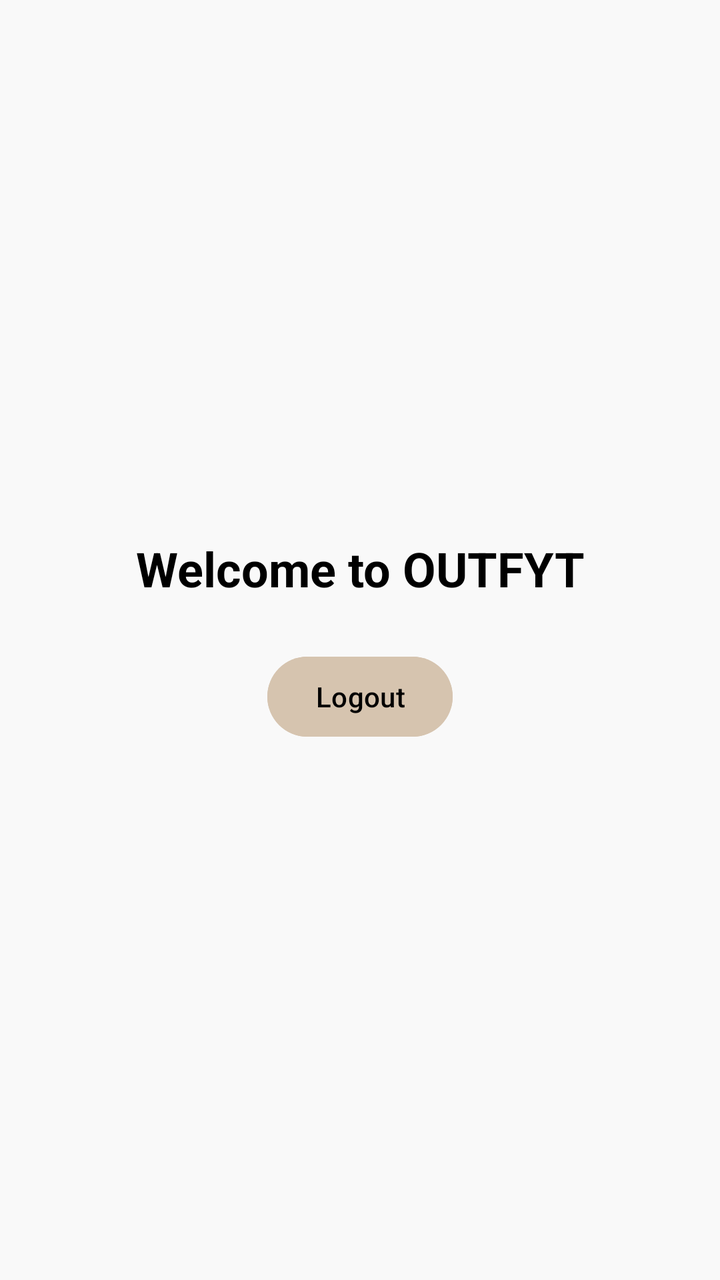
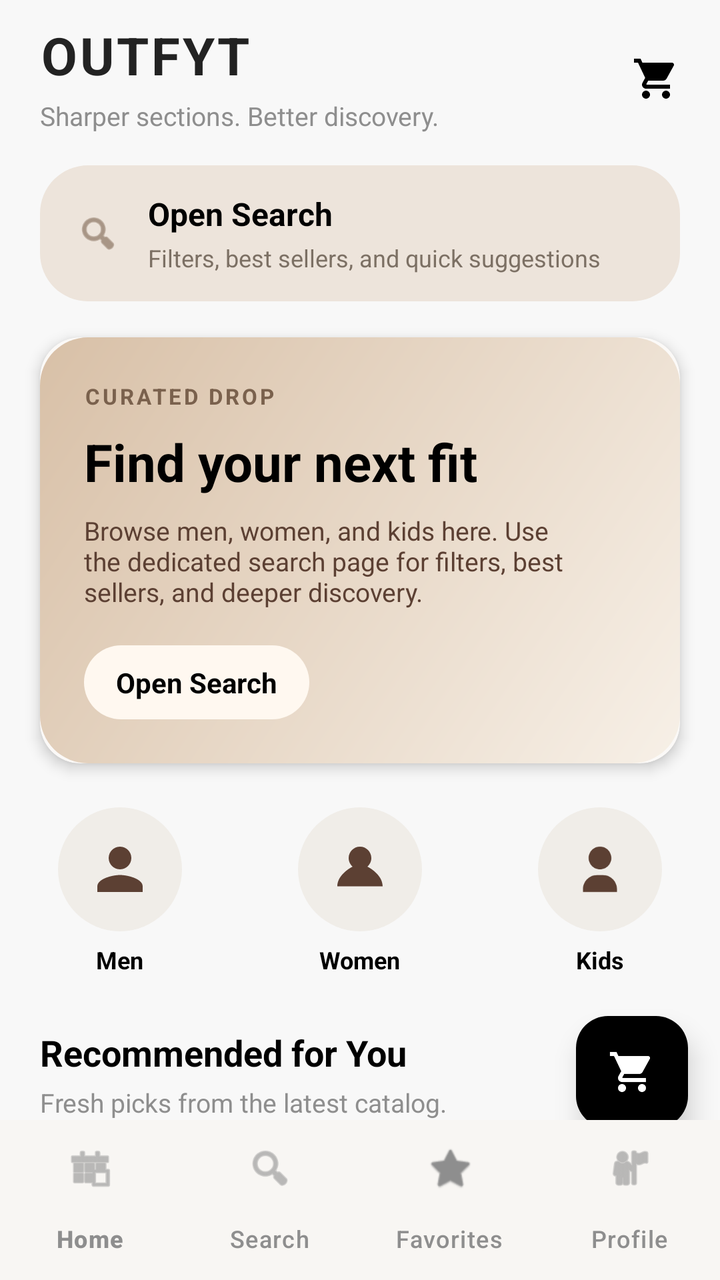

An Android layout rendered at two revisions. The XML below is the earlier revision; the diff shows what the commit changed to produce the second picture.
<!-- AndroidManifest.xml: application theme Theme.Outfy -->
<!-- res/layout/activity_home.xml -->
<?xml version="1.0" encoding="utf-8"?>
<androidx.constraintlayout.widget.ConstraintLayout xmlns:android="http://schemas.android.com/apk/res/android"
    xmlns:app="http://schemas.android.com/apk/res-auto"
    xmlns:tools="http://schemas.android.com/tools"
    android:id="@+id/main"
    android:layout_width="match_parent"
    android:layout_height="match_parent"
    android:background="#F9F9F9"
    tools:context=".HomeActivity">

    <TextView
        android:id="@+id/tvWelcome"
        android:layout_width="wrap_content"
        android:layout_height="wrap_content"
        android:text="Welcome to OUTFYT"
        android:textColor="@color/black"
        android:textSize="24sp"
        android:textStyle="bold"
        app:layout_constraintBottom_toTopOf="@id/btnLogout"
        app:layout_constraintEnd_toEndOf="parent"
        app:layout_constraintStart_toStartOf="parent"
        app:layout_constraintTop_toTopOf="parent"
        app:layout_constraintVertical_chainStyle="packed" />

    <Button
        android:id="@+id/btnLogout"
        android:layout_width="wrap_content"
        android:layout_height="wrap_content"
        android:layout_marginTop="24dp"
        android:backgroundTint="#D6C4AF"
        android:text="Logout"
        android:textAllCaps="false"
        android:textColor="@color/black"
        app:layout_constraintBottom_toBottomOf="parent"
        app:layout_constraintEnd_toEndOf="parent"
        app:layout_constraintStart_toStartOf="parent"
        app:layout_constraintTop_toBottomOf="@id/tvWelcome" />

</androidx.constraintlayout.widget.ConstraintLayout>
<!-- resources referenced by this layout -->
<resources>
  <color name="black">#FF000000</color>
  <style name="Base.Theme.Outfy" parent="Theme.Material3.DayNight.NoActionBar">
  
          
          <item name="colorPrimary">#D6C4AF</item>
          <item name="colorSecondary">#D6C4AF</item>
          <item name="colorTertiary">#D6C4AF</item>
  
          
          <item name="colorControlActivated">#D6C4AF</item>
          <item name="colorControlHighlight">#D6C4AF</item>
          <item name="colorControlNormal">#999999</item>
  
      </style>
  <!-- unchanged entries left out for length: 1 -->
</resources>

<!-- the commit's change to res/layout/activity_home.xml (unified diff, before → after) -->
@@ -1,39 +1,334 @@
 <?xml version="1.0" encoding="utf-8"?>
-<androidx.constraintlayout.widget.ConstraintLayout xmlns:android="http://schemas.android.com/apk/res/android"
+<androidx.coordinatorlayout.widget.CoordinatorLayout xmlns:android="http://schemas.android.com/apk/res/android"
     xmlns:app="http://schemas.android.com/apk/res-auto"
     xmlns:tools="http://schemas.android.com/tools"
     android:id="@+id/main"
     android:layout_width="match_parent"
     android:layout_height="match_parent"
-    android:background="#F9F9F9"
-    tools:context=".HomeActivity">
-
-    <TextView
-        android:id="@+id/tvWelcome"
+    android:background="@color/app_bg">
+
+    <LinearLayout
+        android:layout_width="match_parent"
+        android:layout_height="match_parent"
+        android:orientation="vertical">
+
+        
+        <RelativeLayout
+            android:layout_width="match_parent"
+            android:layout_height="wrap_content"
+            android:paddingStart="20dp"
+            android:paddingTop="10dp"
+            android:paddingEnd="20dp"
+            android:paddingBottom="12dp">
+
+            <LinearLayout
+                android:layout_width="wrap_content"
+                android:layout_height="wrap_content"
+                android:orientation="vertical">
+
+                <TextView
+                    android:layout_width="wrap_content"
+                    android:layout_height="wrap_content"
+                    android:text="OUTFYT"
+                    android:textColor="#222222"
+                    android:textSize="26sp"
+                    android:textStyle="bold"
+                    android:letterSpacing="0.05" />
+
+                <TextView
+                    android:layout_width="wrap_content"
+                    android:layout_height="wrap_content"
+                    android:layout_marginTop="4dp"
+                    android:text="@string/home_header_subtitle"
+                    android:textColor="@color/gray_text"
+                    android:textSize="13sp" />
+            </LinearLayout>
+
+            <ImageView
+                android:id="@+id/ivCart"
+                android:layout_width="24dp"
+                android:layout_height="24dp"
+                android:layout_alignParentEnd="true"
+                android:layout_centerVertical="true"
+                android:src="@drawable/ic_cart"
+                app:tint="#000000" />
+        </RelativeLayout>
+
+        
+        <LinearLayout
+            android:id="@+id/searchEntry"
+            android:layout_width="match_parent"
+            android:layout_height="wrap_content"
+            android:layout_marginHorizontal="20dp"
+            android:layout_marginTop="4dp"
+            android:background="@drawable/bg_search_new"
+            android:clickable="true"
+            android:focusable="true"
+            android:foreground="?attr/selectableItemBackground"
+            android:gravity="center_vertical"
+            android:minHeight="68dp"
+            android:orientation="horizontal"
+            android:paddingHorizontal="18dp"
+            android:paddingVertical="12dp">
+
+            <ImageView
+                android:layout_width="22dp"
+                android:layout_height="22dp"
+                android:src="@android:drawable/ic_menu_search"
+                app:tint="#7A614D" />
+
+            <LinearLayout
+                android:layout_width="0dp"
+                android:layout_height="wrap_content"
+                android:layout_marginStart="14dp"
+                android:layout_weight="1"
+                android:orientation="vertical">
+
+                <TextView
+                    android:layout_width="wrap_content"
+                    android:layout_height="wrap_content"
+                    android:text="@string/home_search_title"
+                    android:textColor="#000000"
+                    android:textSize="16sp"
+                    android:textStyle="bold" />
+
+                <TextView
+                    android:layout_width="wrap_content"
+                    android:layout_height="wrap_content"
+                    android:layout_marginTop="3dp"
+                    android:text="@string/home_search_subtitle"
+                    android:textColor="#7C7064"
+                    android:textSize="12sp" />
+            </LinearLayout>
+        </LinearLayout>
+
+        
+        <androidx.core.widget.NestedScrollView
+            android:id="@+id/homeNestedScroll"
+            android:layout_width="match_parent"
+            android:layout_height="0dp"
+            android:layout_weight="1">
+
+            <LinearLayout
+                android:layout_width="match_parent"
+                android:layout_height="wrap_content"
+                android:orientation="vertical"
+                android:paddingBottom="80dp">
+
+                
+                <com.google.android.material.card.MaterialCardView
+                    android:layout_width="match_parent"
+                    android:layout_height="wrap_content"
+                    android:layout_marginTop="18dp"
+                    android:layout_marginHorizontal="20dp"
+                    app:cardCornerRadius="20dp"
+                    app:strokeWidth="0dp"
+                    app:cardElevation="4dp">
+
+                    <LinearLayout
+                        android:layout_width="match_parent"
+                        android:layout_height="match_parent"
+                        android:background="@drawable/bg_home_hero"
+                        android:orientation="vertical"
+                        android:padding="22dp">
+
+                        <TextView
+                            android:layout_width="wrap_content"
+                            android:layout_height="wrap_content"
+                            android:text="@string/home_hero_eyebrow"
+                            android:textColor="#7A614D"
+                            android:textSize="11sp"
+                            android:textStyle="bold"
+                            android:letterSpacing="0.12" />
+
+                        <TextView
+                            android:layout_width="wrap_content"
+                            android:layout_height="wrap_content"
+                            android:layout_marginTop="8dp"
+                            android:text="@string/home_hero_title"
+                            android:textSize="26sp"
+                            android:textColor="#000000"
+                            android:textStyle="bold" />
+
+                        <TextView
+                            android:layout_width="240dp"
+                            android:layout_height="wrap_content"
+                            android:layout_marginTop="8dp"
+                            android:text="@string/home_hero_subtitle"
+                            android:textColor="#5C4033"
+                            android:textSize="13sp" />
+
+                        <TextView
+                            android:id="@+id/btnShopBanner"
+                            android:layout_width="wrap_content"
+                            android:layout_height="wrap_content"
+                            android:layout_marginTop="18dp"
+                            android:background="@drawable/bg_hero_cta"
+                            android:paddingHorizontal="16dp"
+                            android:paddingVertical="9dp"
+                            android:text="@string/shop_the_drop"
+                            android:textColor="#000000"
+                            android:textStyle="bold" />
+                    </LinearLayout>
+                </com.google.android.material.card.MaterialCardView>
+
+                
+                <LinearLayout
+                    android:layout_width="match_parent"
+                    android:layout_height="wrap_content"
+                    android:orientation="horizontal"
+                    android:gravity="center"
+                    android:paddingTop="22dp">
+
+                    <LinearLayout
+                        android:id="@+id/btnMen"
+                        android:layout_width="0dp"
+                        android:layout_height="wrap_content"
+                        android:layout_weight="1"
+                        android:gravity="center"
+                        android:orientation="vertical">
+                        <ImageView
+                            android:layout_width="62dp"
+                            android:layout_height="62dp"
+                            android:background="@drawable/bg_category_circle"
+                            android:padding="14dp"
+                            android:src="@drawable/ic_men"
+                            app:tint="#5C4033" />
+                        <TextView
+                            android:layout_width="wrap_content"
+                            android:layout_height="wrap_content"
+                            android:layout_marginTop="6dp"
+                            android:text="@string/section_men"
+                            android:textSize="12sp"
+                            android:textColor="#000000"
+                            android:textStyle="bold" />
+                    </LinearLayout>
+
+                    <LinearLayout
+                        android:id="@+id/btnWomen"
+                        android:layout_width="0dp"
+                        android:layout_height="wrap_content"
+                        android:layout_weight="1"
+                        android:gravity="center"
+                        android:orientation="vertical">
+                        <ImageView
+                            android:layout_width="62dp"
+                            android:layout_height="62dp"
+                            android:background="@drawable/bg_category_circle"
+                            android:padding="14dp"
+                            android:src="@drawable/ic_women"
+                            app:tint="#5C4033" />
+                        <TextView
+                            android:layout_width="wrap_content"
+                            android:layout_height="wrap_content"
+                            android:layout_marginTop="6dp"
+                            android:text="@string/section_women"
+                            android:textSize="12sp"
+                            android:textColor="#000000"
+                            android:textStyle="bold" />
+                    </LinearLayout>
+
+                    <LinearLayout
+                        android:id="@+id/btnKids"
+                        android:layout_width="0dp"
+                        android:layout_height="wrap_content"
+                        android:layout_weight="1"
+                        android:gravity="center"
+                        android:orientation="vertical">
+                        <ImageView
+                            android:layout_width="62dp"
+                            android:layout_height="62dp"
+                            android:background="@drawable/bg_category_circle"
+                            android:padding="14dp"
+                            android:src="@drawable/ic_kids"
+                            app:tint="#5C4033" />
+                        <TextView
+                            android:layout_width="wrap_content"
+                            android:layout_height="wrap_content"
+                            android:layout_marginTop="6dp"
+                            android:text="@string/section_kids"
+                            android:textSize="12sp"
+                            android:textColor="#000000"
+                            android:textStyle="bold" />
+                    </LinearLayout>
+                </LinearLayout>
+
+                
+                <RelativeLayout
+                    android:id="@+id/sectionHeaderContainer"
+                    android:layout_width="match_parent"
+                    android:layout_height="wrap_content"
+                    android:layout_marginTop="26dp"
+                    android:layout_marginHorizontal="20dp">
+
+                    <TextView
+                        android:id="@+id/tvSectionTitle"
+                        android:layout_width="wrap_content"
+                        android:layout_height="wrap_content"
+                        android:text="Recommended for You"
+                        android:textColor="#000000"
+                        android:textSize="18sp"
+                        android:textStyle="bold" />
+
+                    <TextView
+                        android:id="@+id/btnResetSection"
+                        android:layout_width="wrap_content"
+                        android:layout_height="wrap_content"
+                        android:layout_alignParentEnd="true"
+                        android:layout_centerVertical="true"
+                        android:text="@string/reset_section"
+                        android:textSize="12sp"
+                        android:textColor="#8E8E8E" />
+                </RelativeLayout>
+
+                <TextView
+                    android:id="@+id/tvSectionMeta"
+                    android:layout_width="wrap_content"
+                    android:layout_height="wrap_content"
+                    android:layout_marginHorizontal="20dp"
+                    android:layout_marginTop="4dp"
+                    android:text="@string/home_default_section_meta"
+                    android:textColor="@color/gray_text"
+                    android:textSize="13sp" />
+
+                
+                <androidx.recyclerview.widget.RecyclerView
+                    android:id="@+id/rvProducts"
+                    android:layout_width="match_parent"
+                    android:layout_height="wrap_content"
+                    android:layout_marginTop="12dp"
+                    android:paddingHorizontal="12dp"
+                    android:nestedScrollingEnabled="false" />
+
+            </LinearLayout>
+        </androidx.core.widget.NestedScrollView>
+
+    </LinearLayout>
+
+    
+    <com.google.android.material.bottomnavigation.BottomNavigationView
+        android:id="@+id/bottomNav"
+        android:layout_width="match_parent"
+        android:layout_height="wrap_content"
+        android:layout_gravity="bottom"
+        android:background="#FFFFFF"
+        app:elevation="16dp"
+        app:menu="@menu/bottom_nav_menu"
+        app:labelVisibilityMode="labeled"
+        app:itemIconTint="#8E8E8E"
+        app:itemTextColor="#8E8E8E" />
+
+    <com.google.android.material.floatingactionbutton.FloatingActionButton
+        android:id="@+id/fabCart"
         android:layout_width="wrap_content"
         android:layout_height="wrap_content"
-        android:text="Welcome to OUTFYT"
-        android:textColor="@color/black"
-        android:textSize="24sp"
-        android:textStyle="bold"
-        app:layout_constraintBottom_toTopOf="@id/btnLogout"
-        app:layout_constraintEnd_toEndOf="parent"
-        app:layout_constraintStart_toStartOf="parent"
-        app:layout_constraintTop_toTopOf="parent"
-        app:layout_constraintVertical_chainStyle="packed" />
-
-    <Button
-        android:id="@+id/btnLogout"
-        android:layout_width="wrap_content"
-        android:layout_height="wrap_content"
-        android:layout_marginTop="24dp"
-        android:backgroundTint="#D6C4AF"
-        android:text="Logout"
-        android:textAllCaps="false"
-        android:textColor="@color/black"
-        app:layout_constraintBottom_toBottomOf="parent"
-        app:layout_constraintEnd_toEndOf="parent"
-        app:layout_constraintStart_toStartOf="parent"
-        app:layout_constraintTop_toBottomOf="@id/tvWelcome" />
-
-</androidx.constraintlayout.widget.ConstraintLayout>
+        android:layout_gravity="bottom|end"
+        android:layout_marginEnd="16dp"
+        android:layout_marginBottom="76dp"
+        android:src="@drawable/ic_cart"
+        app:backgroundTint="#000000"
+        app:tint="#FFFFFF"
+        app:fabSize="normal"
+        app:elevation="8dp" />
+
+</androidx.coordinatorlayout.widget.CoordinatorLayout>
<!-- resource entries referenced after the edit -->
@@ -1,17 +1,117 @@
 <!-- resources referenced by this layout -->
 <resources>
-  <color name="black">#FF000000</color>
+  <color name="app_bg">#F8F8F8</color>
+  <color name="gray_text">#8E8E8E</color>
+  <!-- drawable bg_category_circle (drawable) -->
+  <?xml version="1.0" encoding="utf-8"?>
+  <shape xmlns:android="http://schemas.android.com/apk/res/android"
+      android:shape="oval">
+      <solid android:color="#F0EDE8"/>
+  </shape>
+  <!-- drawable bg_hero_cta (drawable) -->
+  <?xml version="1.0" encoding="utf-8"?>
+  <shape xmlns:android="http://schemas.android.com/apk/res/android"
+      android:shape="rectangle">
+      <solid android:color="#FFF8F0" />
+      <corners android:radius="999dp" />
+  </shape>
+  <!-- drawable bg_home_hero (drawable) -->
+  <?xml version="1.0" encoding="utf-8"?>
+  <shape xmlns:android="http://schemas.android.com/apk/res/android"
+      android:shape="rectangle">
+      <gradient
+          android:angle="315"
+          android:endColor="#F7F0E7"
+          android:startColor="#D8C0A7" />
+      <corners android:radius="24dp" />
+  </shape>
+  <!-- drawable bg_search_new (drawable) -->
+  <?xml version="1.0" encoding="utf-8"?>
+  <shape xmlns:android="http://schemas.android.com/apk/res/android">
+      <solid android:color="#EDE4DB"/>
+      <corners android:radius="24dp"/>
+  </shape>
+  <!-- drawable ic_cart (drawable) -->
+  <vector xmlns:android="http://schemas.android.com/apk/res/android"
+      android:width="24dp"
+      android:height="24dp"
+      android:viewportWidth="24"
+      android:viewportHeight="24">
+    <path
+        android:fillColor="#000000"
+        android:pathData="M7,18c-1.1,0 -1.99,0.9 -1.99,2S5.9,22 7,22s2,-0.9 2,-2 -0.9,-2 -2,-2zM1,2v2h2l3.6,7.59 -1.35,2.45c-0.16,0.28 -0.25,0.61 -0.25,0.96 0,1.1 0.9,2 2,2h12v-2H7.42c-0.14,0 -0.25,-0.11 -0.25,-0.25l0.03,-0.12 0.9,-1.63h7.45c0.75,0 1.41,-0.41 1.75,-1.03l3.58,-6.49c0.08,-0.14 0.12,-0.31 0.12,-0.48 0,-0.55 -0.45,-1 -1,-1H5.21l-0.94,-2H1zM17,18c-1.1,0 -1.99,0.9 -1.99,2s0.89,2 1.99,2 2,-0.9 2,-2 -0.9,-2 -2,-2z"/>
+  </vector>
+  <!-- drawable ic_kids (drawable) -->
+  <vector xmlns:android="http://schemas.android.com/apk/res/android"
+      android:width="24dp"
+      android:height="24dp"
+      android:viewportWidth="24"
+      android:viewportHeight="24">
+    <path
+        android:fillColor="#FF000000"
+        android:pathData="M12,12c2.21,0 4,-1.79 4,-4s-1.79,-4 -4,-4 -4,1.79 -4,4 1.79,4 4,4zM13,14h-2c-2.76,0 -5,2.24 -5,5v1h12v-1c0,-2.76 -2.24,-5 -5,-5z"/>
+  </vector>
+  <!-- drawable ic_men (drawable) -->
+  <vector xmlns:android="http://schemas.android.com/apk/res/android"
+      android:width="24dp"
+      android:height="24dp"
+      android:viewportWidth="24"
+      android:viewportHeight="24">
+    <path
+        android:fillColor="#FF000000"
+        android:pathData="M12,12c2.21,0 4,-1.79 4,-4s-1.79,-4 -4,-4 -4,1.79 -4,4 1.79,4 4,4zM12,14c-2.67,0 -8,1.34 -8,4v2h16v-2c0,-2.66 -5.33,-4 -8,-4z"/>
+  </vector>
+  <!-- drawable ic_women (drawable) -->
+  <vector xmlns:android="http://schemas.android.com/apk/res/android"
+      android:width="24dp"
+      android:height="24dp"
+      android:viewportWidth="24"
+      android:viewportHeight="24">
+    <path
+        android:fillColor="#FF000000"
+        android:pathData="M12,4c-2.21,0 -4,1.79 -4,4 0,1.21 0.54,2.3 1.39,3.03C6.91,12.28 4,14.81 4,18h16c0,-3.19 -2.91,-5.72 -5.39,-6.97 0.85,-0.73 1.39,-1.82 1.39,-3.03 0,-2.21 -1.79,-4 -4,-4z"/>
+  </vector>
+  <string name="home_default_section_meta">Fresh picks from the latest catalog.</string>
+  <string name="home_header_subtitle">Sharper sections. Better discovery.</string>
+  <string name="home_hero_eyebrow">CURATED DROP</string>
+  <string name="home_hero_subtitle">Browse men, women, and kids here. Use the dedicated search page for filters, best sellers, and deeper discovery.</string>
+  <string name="home_hero_title">Find your next fit</string>
+  <string name="home_search_subtitle">Filters, best sellers, and quick suggestions</string>
+  <string name="home_search_title">Open Search</string>
+  <string name="reset_section">Reset</string>
+  <string name="section_kids">Kids</string>
+  <string name="section_men">Men</string>
+  <string name="section_women">Women</string>
+  <string name="shop_the_drop">Open Search</string>
   <style name="Base.Theme.Outfy" parent="Theme.Material3.DayNight.NoActionBar">
   
           
           <item name="colorPrimary">#D6C4AF</item>
+          <item name="colorOnPrimary">#000000</item>
+          <item name="colorPrimaryContainer">#E8DDCF</item>
+          <item name="colorOnPrimaryContainer">#000000</item>
+  
           <item name="colorSecondary">#D6C4AF</item>
+          <item name="colorOnSecondary">#000000</item>
+          <item name="colorSecondaryContainer">#E8DDCF</item>
+          <item name="colorOnSecondaryContainer">#000000</item>
+  
           <item name="colorTertiary">#D6C4AF</item>
+          <item name="colorOnTertiary">#000000</item>
+  
+          
+          <item name="android:windowBackground">#F2F2F2</item>
+          <item name="android:textColorPrimary">#000000</item>
+          <item name="colorSurface">#FFFFFF</item>
+          <item name="colorOnSurface">#000000</item>
+          <item name="colorSurfaceVariant">#E8DDCF</item>
+          <item name="colorOnSurfaceVariant">#000000</item>
+          <item name="colorOutline">#777777</item>
   
           
           <item name="colorControlActivated">#D6C4AF</item>
           <item name="colorControlHighlight">#D6C4AF</item>
-          <item name="colorControlNormal">#999999</item>
+          <item name="colorControlNormal">#777777</item>
   
       </style>
   <!-- unchanged entries left out for length: 1 -->
